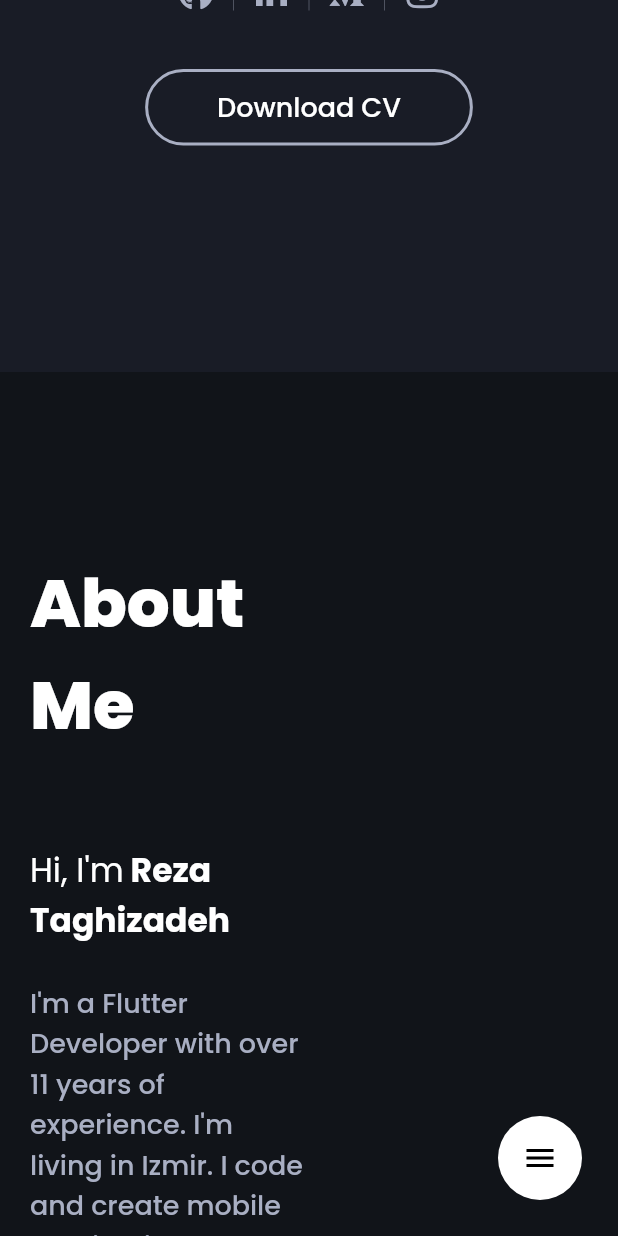
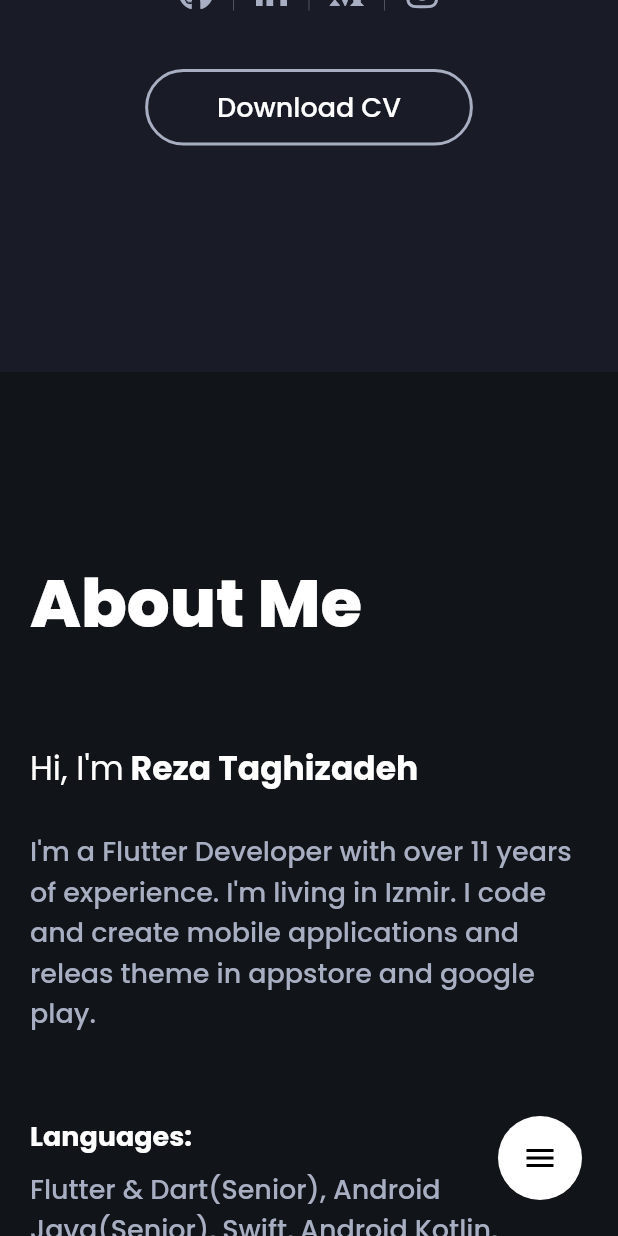
Before and after one commit to alirezat66/personal_web_flutter, a Flutter app: the screen it shows after launch, scrolled down 576 dp, on a phone screen of 412 x 824 dp. Run offline on Flutter 3.47's test engine with Material 2 defaults, Android fonts, the phone set to English and light mode, and no system bars; drawn by our look-alikes of scrollable_positioned_list; our stand-ins replace auto_size_text, font_awesome_flutter, iconly; missing offline and left inert: google_maps, universal_html.

Commit message:
make about screen responsive

```diff
--- a/lib/data/constant_value.dart
+++ b/lib/data/constant_value.dart
@@ -30,6 +30,7 @@ class ConstantsValue{
   static double kSmallPaddingBetweenTwoLayout = 55;
   static double kTitleAndSubtitlePadding = 25;
   static double kSubtitleAndCaptionPadding = 15;
+  static double kTitleAndSubtitleMobile = 8;
   static double kMainTopAndBottomPadding = 120;
   static double kHomeTopButtonPadding = 100;
   static double kHomeConstraintWidth  = 540;
--- a/lib/screen/about_screen.dart
+++ b/lib/screen/about_screen.dart
@@ -16,6 +16,25 @@ class AboutScreen extends StatelessWidget {
       } else {
         fullWidth = MediaQuery.of(context).size.width;
       }
+      return ResponsiveCheker.isDeviceMobileWithContext(context)
+          ? AboutMobileWidget(
+              fullWidth: fullWidth,
+            )
+          : AboutDesktopAndTabletWidget(fullWidth: fullWidth);
+    });
+  }
+}
+
+class AboutDesktopAndTabletWidget extends StatelessWidget {
+  const AboutDesktopAndTabletWidget({
+    Key? key,
+    required this.fullWidth,
+  }) : super(key: key);
+
+  final double fullWidth;
+
+  @override
+  Widget build(BuildContext context) {
     return Container(
       width: fullWidth,
       color: Color(0xff111419),
@@ -92,8 +111,7 @@ class AboutScreen extends StatelessWidget {
                               SizedBox(height: 8),
                               Text(
                                   "Flutter & Dart(Senior), Android Java(Senior), Swift, Android Kotlin, node.js, C#",
-                                    style:
-                                        Theme.of(context).textTheme.subtitle1)
+                                  style: Theme.of(context).textTheme.subtitle1)
                             ],
                           ),
                         ),
@@ -109,8 +127,7 @@ class AboutScreen extends StatelessWidget {
                               SizedBox(height: 8),
                               Text(
                                   "Git, Rx, Design Patterns, Restful, SOAP, Socket programming, Firebase",
-                                    style:
-                                        Theme.of(context).textTheme.subtitle1)
+                                  style: Theme.of(context).textTheme.subtitle1)
                             ],
                           ),
                         ),
@@ -132,8 +149,7 @@ class AboutScreen extends StatelessWidget {
                                       .copyWith(fontWeight: FontWeight.w700)),
                               SizedBox(height: 8),
                               Text("Bloc(Senior), MVP, MVVM, MVC",
-                                    style:
-                                        Theme.of(context).textTheme.subtitle1)
+                                  style: Theme.of(context).textTheme.subtitle1)
                             ],
                           ),
                         ),
@@ -148,8 +164,7 @@ class AboutScreen extends StatelessWidget {
                                       .copyWith(fontWeight: FontWeight.w700)),
                               SizedBox(height: 8),
                               Text("SQfentity, Hive, Realm, Room",
-                                    style:
-                                        Theme.of(context).textTheme.subtitle1)
+                                  style: Theme.of(context).textTheme.subtitle1)
                             ],
                           ),
                         )
@@ -169,8 +184,7 @@ class AboutScreen extends StatelessWidget {
                             style: Theme.of(context).textTheme.subtitle1)
                       ],
                     ),
-                      SizedBox(
-                          height: ConstantsValue.kPersonalInfoSmallPadding),
+                    SizedBox(height: ConstantsValue.kPersonalInfoSmallPadding),
                     ReadMoreButton(),
                     SizedBox(
                       height: ConstantsValue.kMainTopAndBottomPadding,
@@ -202,14 +216,12 @@ class AboutScreen extends StatelessWidget {
                       height: fullWidth * 0.2,
                       decoration: BoxDecoration(
                           color: Color(0xff34495b),
-                            borderRadius:
-                                BorderRadius.circular(fullWidth * 0.1)),
+                          borderRadius: BorderRadius.circular(fullWidth * 0.1)),
                       child: Column(
                         mainAxisAlignment: MainAxisAlignment.center,
                         children: [
                           Padding(
-                              padding:
-                                  const EdgeInsets.symmetric(horizontal: 16),
+                            padding: const EdgeInsets.symmetric(horizontal: 16),
                             child: AutoSizeText('11+ Years',
                                 maxLines: 1,
                                 maxFontSize: 45,
@@ -228,6 +240,116 @@ class AboutScreen extends StatelessWidget {
         ),
       ),
     );
-    });
   }
 }
+
+class AboutMobileWidget extends StatelessWidget {
+  const AboutMobileWidget({
+    Key? key,
+    required this.fullWidth,
+  }) : super(key: key);
+
+  final double fullWidth;
+
+  @override
+  Widget build(BuildContext context) {
+    return Container(
+      width: fullWidth,
+      color: Color(0xff111419),
+      child: Padding(
+        padding: EdgeInsets.symmetric(
+            horizontal: (ResponsiveCheker.isDeviceDesktopWithContext(context)
+                ? ConstantsValue.kLargeLeftRightPadding
+                : ConstantsValue.kSmallLeftRightPadding)),
+        child: Column(
+          crossAxisAlignment: CrossAxisAlignment.start,
+          children: [
+            SizedBox(
+              height: ConstantsValue.kMainTopAndBottomPadding,
+            ),
+            Text(
+              'About Me',
+              style: Theme.of(context).textTheme.headline2,
+            ),
+            SizedBox(height: ConstantsValue.kLargePaddinBetweenTwoLayout),
+            RichText(
+              text: TextSpan(
+                // Note: Styles for TextSpans must be explicitly defined.
+                // Child text spans will inherit styles from parent
+                style: Theme.of(context)
+                    .textTheme
+                    .headline3!
+                    .copyWith(fontWeight: FontWeight.w400),
+                children: <TextSpan>[
+                  new TextSpan(text: "Hi, I'm"),
+                  new TextSpan(
+                      text: ' Reza Taghizadeh',
+                      style: Theme.of(context)
+                          .textTheme
+                          .headline3!
+                          .copyWith(fontWeight: FontWeight.w700)),
+                ],
+              ),
+            ),
+            SizedBox(height: ConstantsValue.kTitleAndSubtitlePadding),
+            Text(
+                "I'm a Flutter Developer with over 11 years of experience. I'm living in Izmir. I code and create mobile applications and releas theme in appstore and google play.",
+                style: Theme.of(context).textTheme.subtitle1),
+            SizedBox(height: ConstantsValue.kSmallPaddingBetweenTwoLayout),
+            Text('Languages:',
+                style: Theme.of(context)
+                    .textTheme
+                    .headline4!
+                    .copyWith(fontWeight: FontWeight.w700)),
+            SizedBox(height: ConstantsValue.kTitleAndSubtitleMobile),
+            Text(
+                "Flutter & Dart(Senior), Android Java(Senior), Swift, Android Kotlin, node.js, C#",
+                style: Theme.of(context).textTheme.subtitle1),
+            SizedBox(height: ConstantsValue.kTitleAndSubtitlePadding),
+            Text('Thecnologies:',
+                style: Theme.of(context)
+                    .textTheme
+                    .headline4!
+                    .copyWith(fontWeight: FontWeight.w700)),
+            SizedBox(height: ConstantsValue.kTitleAndSubtitleMobile),
+            Text(
+                "Git, Rx, Design Patterns, Restful, SOAP, Socket programming, Firebase",
+                style: Theme.of(context).textTheme.subtitle1),
+            SizedBox(height: ConstantsValue.kTitleAndSubtitlePadding),
+            Text('Coding Architecture:',
+                style: Theme.of(context)
+                    .textTheme
+                    .headline4!
+                    .copyWith(fontWeight: FontWeight.w700)),
+            SizedBox(height: ConstantsValue.kTitleAndSubtitleMobile),
+            Text("Bloc(Senior), MVP, MVVM, MVC",
+                style: Theme.of(context).textTheme.subtitle1),
+            SizedBox(height: ConstantsValue.kTitleAndSubtitlePadding),
+            Text('Database ORM:',
+                style: Theme.of(context)
+                    .textTheme
+                    .headline4!
+                    .copyWith(fontWeight: FontWeight.w700)),
+            SizedBox(height: ConstantsValue.kTitleAndSubtitleMobile),
+            Text("SQfentity, Hive, Realm, Room",
+                style: Theme.of(context).textTheme.subtitle1),
+            SizedBox(height: ConstantsValue.kTitleAndSubtitlePadding),
+            Text('Management Tools:',
+                style: Theme.of(context)
+                    .textTheme
+                    .headline4!
+                    .copyWith(fontWeight: FontWeight.w700)),
+            SizedBox(height: ConstantsValue.kTitleAndSubtitleMobile),
+            Text("Trello, Jira, Taiga, Notion",
+                style: Theme.of(context).textTheme.subtitle1),
+            SizedBox(height: ConstantsValue.kPersonalInfoSmallPadding),
+            ReadMoreButton(),
+            SizedBox(
+              height: ConstantsValue.kMainTopAndBottomPadding,
+            ),
+          ],
+        ),
+      ),
+    );
+  }
+}
```
Lines whose indentation alone changed are shown as unchanged.
